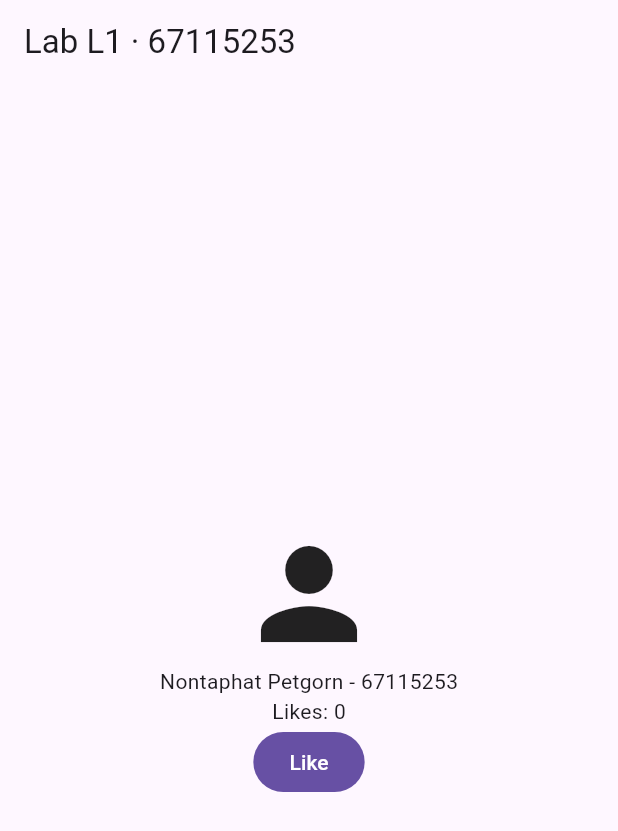
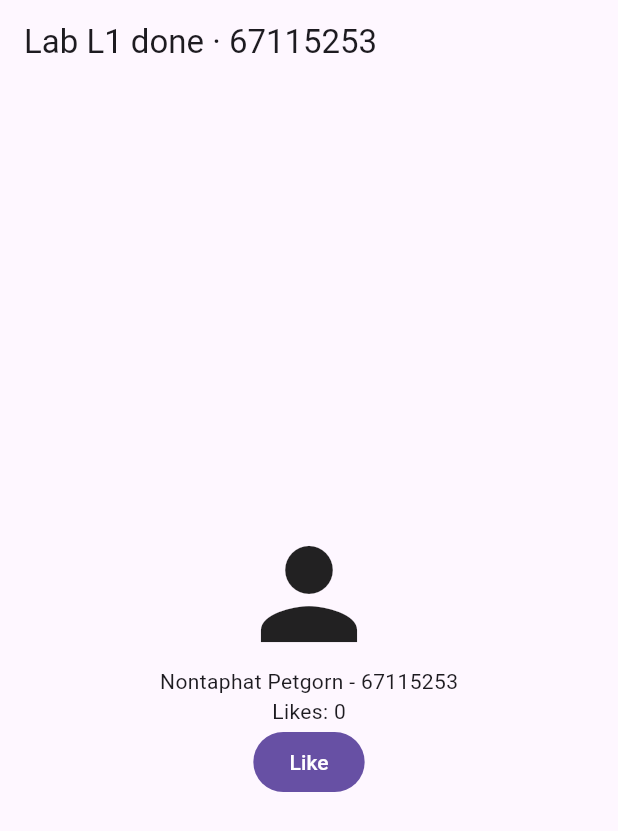
Before and after one commit to peet480312/lab01_profile, a Flutter app: the screen it shows after launch, on a phone screen of 412 x 824 dp. Shown: the top 831 px of the screen. Run offline on Flutter 3.47's test engine with Material 3 defaults, Android fonts, the phone set to English and light mode, and no system bars.

Commit message:
Add L1 answers

```diff
--- a/lib/main.dart
+++ b/lib/main.dart
@@ -19,7 +19,7 @@ class _HomePageState extends State<HomePage> {
   @override
   Widget build(BuildContext context) {
     return Scaffold(
-      appBar: AppBar(title: const Text('Lab L1 · 67115253')),
+      appBar: AppBar(title: const Text('Lab L1 done · 67115253')),
       body: Center(
         child: Column(
           mainAxisSize: MainAxisSize.min,
```
Also changed, not shown: 1 other file.
